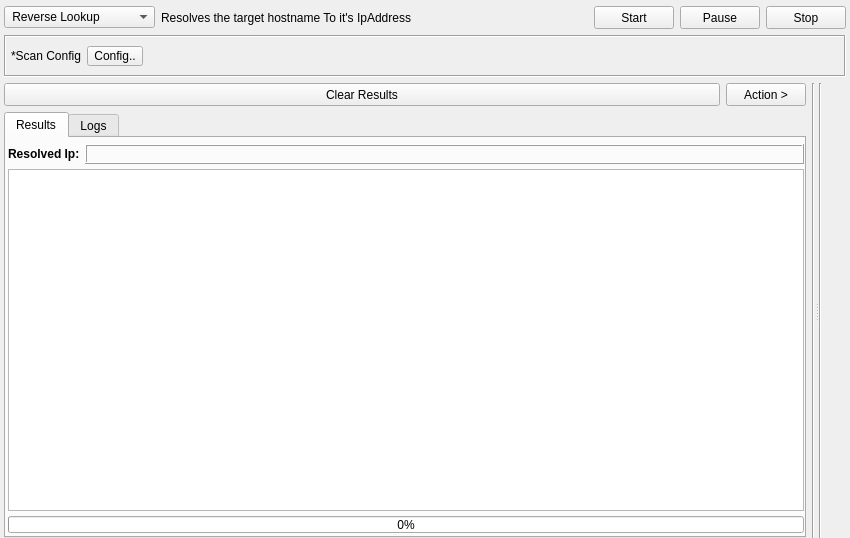
Qt form gui/src/engines/ip/Ip.ui (3nock/OTE) before a commit.
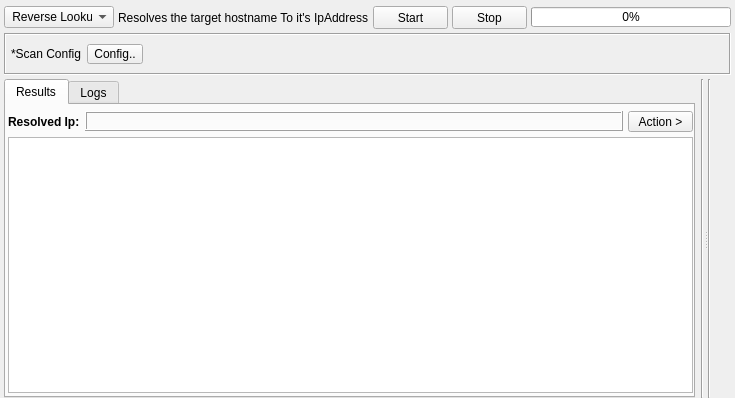
The same form after that commit. Custom widgets are drawn as their Qt base class.

Patch:
```diff
--- a/gui/src/engines/ip/Ip.ui
+++ b/gui/src/engines/ip/Ip.ui
@@ -6,14 +6,17 @@
    <rect>
     <x>0</x>
     <y>0</y>
-    <width>850</width>
-    <height>538</height>
+    <width>665</width>
+    <height>398</height>
    </rect>
   </property>
   <property name="windowTitle">
    <string>Form</string>
   </property>
   <layout class="QVBoxLayout" name="verticalLayout">
+   <property name="spacing">
+    <number>4</number>
+   </property>
    <property name="leftMargin">
     <number>4</number>
    </property>
@@ -102,28 +105,6 @@
        </property>
       </widget>
      </item>
-     <item>
-      <widget class="QPushButton" name="buttonPause">
-       <property name="sizePolicy">
-        <sizepolicy hsizetype="Fixed" vsizetype="Fixed">
-         <horstretch>0</horstretch>
-         <verstretch>0</verstretch>
-        </sizepolicy>
-       </property>
-       <property name="minimumSize">
-        <size>
-         <width>75</width>
-         <height>23</height>
-        </size>
-       </property>
-       <property name="styleSheet">
-        <string notr="true"/>
-       </property>
-       <property name="text">
-        <string>Pause</string>
-       </property>
-      </widget>
-     </item>
      <item>
       <widget class="QPushButton" name="buttonStop">
        <property name="sizePolicy">
@@ -146,6 +127,28 @@
        </property>
       </widget>
      </item>
+     <item>
+      <widget class="QProgressBar" name="progressBar">
+       <property name="minimumSize">
+        <size>
+         <width>200</width>
+         <height>20</height>
+        </size>
+       </property>
+       <property name="maximumSize">
+        <size>
+         <width>200</width>
+         <height>20</height>
+        </size>
+       </property>
+       <property name="styleSheet">
+        <string notr="true"/>
+       </property>
+       <property name="value">
+        <number>0</number>
+       </property>
+      </widget>
+     </item>
     </layout>
    </item>
    <item>
@@ -228,73 +231,8 @@
      <property name="orientation">
       <enum>Qt::Horizontal</enum>
      </property>
-     <widget class="QWidget" name="layoutWidget5">
-      <layout class="QHBoxLayout" name="horizontalLayout_16">
-       <item>
-        <layout class="QVBoxLayout" name="verticalLayout_22">
-         <property name="spacing">
-          <number>6</number>
-         </property>
-         <item>
-          <layout class="QHBoxLayout" name="horizontalLayout_17">
-           <item>
-            <widget class="QPushButton" name="buttonClearResults">
-             <property name="sizePolicy">
-              <sizepolicy hsizetype="Preferred" vsizetype="Fixed">
-               <horstretch>0</horstretch>
-               <verstretch>0</verstretch>
-              </sizepolicy>
-             </property>
-             <property name="minimumSize">
-              <size>
-               <width>0</width>
-               <height>23</height>
-              </size>
-             </property>
-             <property name="mouseTracking">
-              <bool>false</bool>
-             </property>
-             <property name="focusPolicy">
-              <enum>Qt::StrongFocus</enum>
-             </property>
-             <property name="styleSheet">
-              <string notr="true"/>
-             </property>
-             <property name="text">
-              <string>Clear Results</string>
-             </property>
-            </widget>
-           </item>
-           <item>
-            <widget class="QPushButton" name="buttonAction">
-             <property name="sizePolicy">
-              <sizepolicy hsizetype="Fixed" vsizetype="Fixed">
-               <horstretch>0</horstretch>
-               <verstretch>0</verstretch>
-              </sizepolicy>
-             </property>
-             <property name="minimumSize">
-              <size>
-               <width>75</width>
-               <height>23</height>
-              </size>
-             </property>
-             <property name="font">
-              <font>
-               <weight>50</weight>
-               <bold>false</bold>
-              </font>
-             </property>
-             <property name="styleSheet">
-              <string notr="true"/>
-             </property>
-             <property name="text">
-              <string>Action &gt;</string>
-             </property>
-            </widget>
-           </item>
-          </layout>
-         </item>
+     <widget class="QWidget" name="">
+      <layout class="QHBoxLayout" name="horizontalLayout_4">
          <item>
           <widget class="QTabWidget" name="tabWidgetResults">
            <property name="styleSheet">
@@ -387,6 +325,34 @@
                  </property>
                 </widget>
                </item>
+             <item>
+              <widget class="QToolButton" name="buttonAction">
+               <property name="sizePolicy">
+                <sizepolicy hsizetype="Fixed" vsizetype="Fixed">
+                 <horstretch>0</horstretch>
+                 <verstretch>0</verstretch>
+                </sizepolicy>
+               </property>
+               <property name="minimumSize">
+                <size>
+                 <width>65</width>
+                 <height>20</height>
+                </size>
+               </property>
+               <property name="font">
+                <font>
+                 <weight>50</weight>
+                 <bold>false</bold>
+                </font>
+               </property>
+               <property name="styleSheet">
+                <string notr="true"/>
+               </property>
+               <property name="text">
+                <string>Action &gt;</string>
+               </property>
+              </widget>
+             </item>
               </layout>
              </item>
              <item>
@@ -465,28 +431,6 @@
                </attribute>
               </widget>
              </item>
-             <item>
-              <widget class="QProgressBar" name="progressBar">
-               <property name="minimumSize">
-                <size>
-                 <width>0</width>
-                 <height>17</height>
-                </size>
-               </property>
-               <property name="maximumSize">
-                <size>
-                 <width>16777215</width>
-                 <height>17</height>
-                </size>
-               </property>
-               <property name="styleSheet">
-                <string notr="true"/>
-               </property>
-               <property name="value">
-                <number>0</number>
-               </property>
-              </widget>
-             </item>
             </layout>
            </widget>
            <widget class="QWidget" name="tab_logs">
@@ -525,8 +469,6 @@
             </layout>
            </widget>
           </widget>
-         </item>
-        </layout>
        </item>
        <item>
         <widget class="Line" name="line_17">
```
Lines whose indentation alone changed are shown as unchanged.
